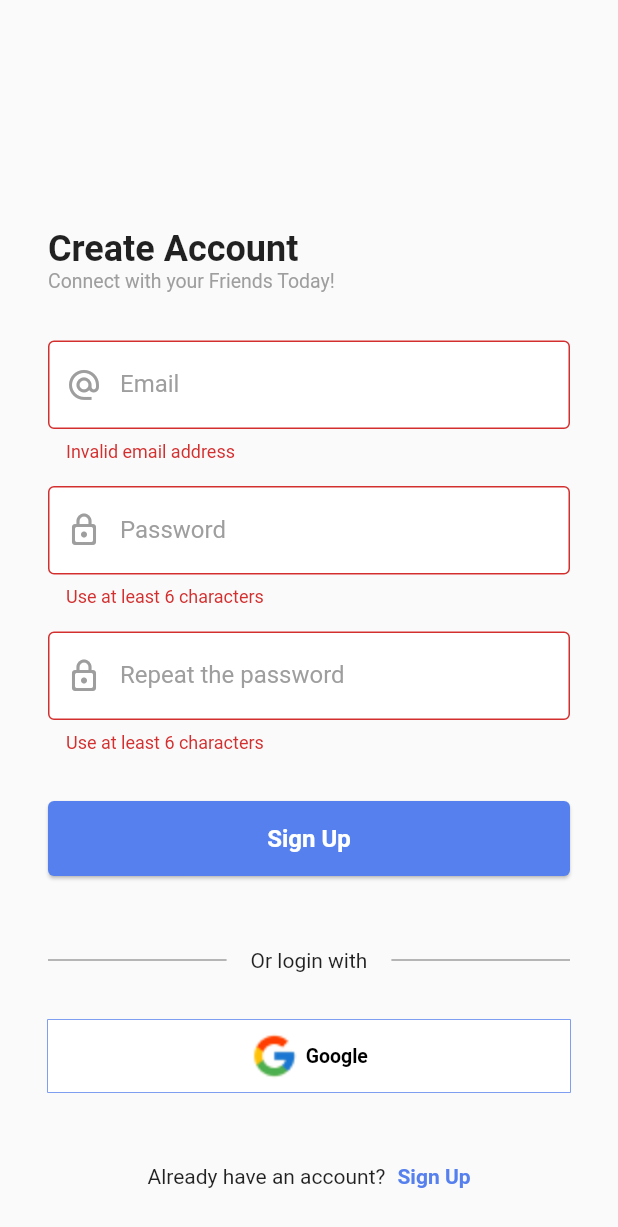
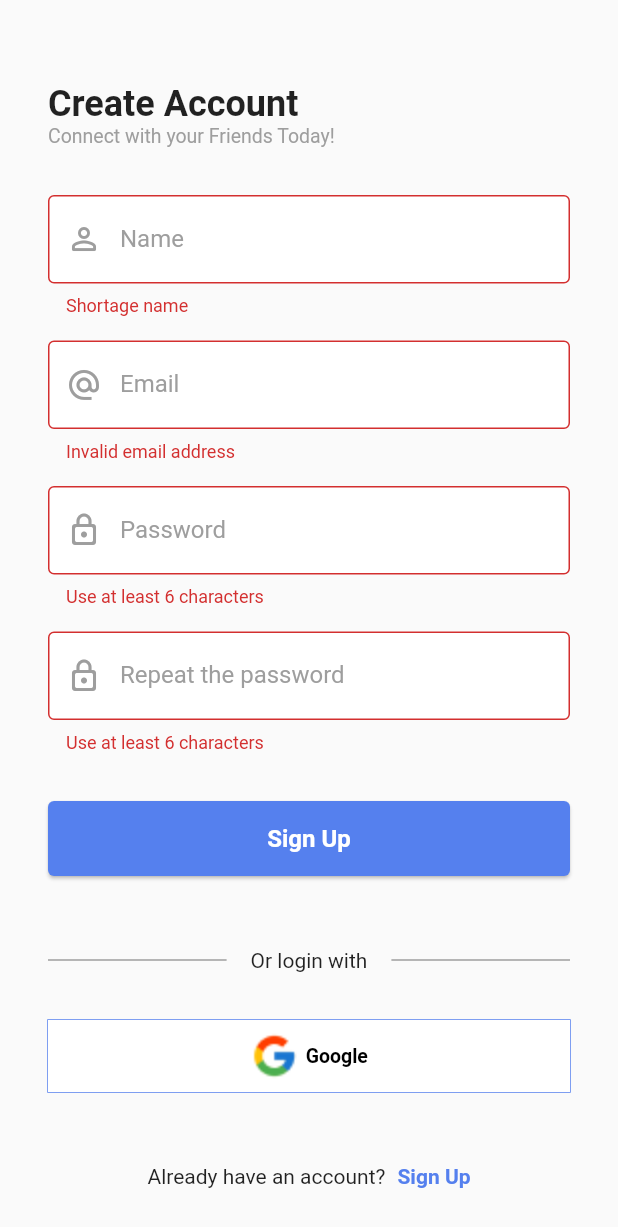
Before and after one commit to Sokhibjon18/WePay-DDD-Testing, a Flutter app: the SignUpPage screen opened by its route, after a tap on "Sign Up", on a phone screen of 412 x 824 dp. Shown: the top 1227 px of the screen. Run offline on Flutter 3.47's test engine with Material 2 defaults, Android fonts, the phone set to English and light mode, and no system bars; our stand-ins replace another_flushbar, auto_route, cloud_firestore, dartz, email_validator, firebase_auth and 6 more; accounts and stored records are empty.

Commit message:
added name to user

```diff
--- a/lib/application/auth/auth_bloc.dart
+++ b/lib/application/auth/auth_bloc.dart
@@ -33,17 +33,25 @@ class AuthBloc extends Bloc<AuthEvent, AuthState> {
         authFailureOrSuccessOption: none(),
       ));
     });
+    on<NameChanged>((event, emit) {
+      emit(state.copyWith(
+        name: Name(event.name),
+        authFailureOrSuccessOption: none(),
+      ));
+    });
     on<ResigisterWithEmailAndPassword>((event, emit) async {
       Either<AuthFailure, Unit>? failureOrSuccess;
 
       final emailIsValid = state.emailAddress.isValid();
       final passwordIsValid = state.password.isValid();
       final repeatedPaswordIsValid = state.repeatedPassword.isValid();
+      final nameIsValid = state.name.isValid();
 
-      if (emailIsValid && passwordIsValid && repeatedPaswordIsValid) {
+      if (emailIsValid && passwordIsValid && repeatedPaswordIsValid && nameIsValid) {
         emit(state.copyWith(isSubmitting: true, authFailureOrSuccessOption: none()));
 
         failureOrSuccess = await _authFacade.registerWithEmailAndPassword(
+          name: state.name,
           email: state.emailAddress,
           password: state.password,
         );
--- a/lib/application/auth/auth_event.dart
+++ b/lib/application/auth/auth_event.dart
@@ -6,6 +6,7 @@ class AuthEvent with _$AuthEvent {
   const factory AuthEvent.passwordChanged(String password) = PasswordChanged;
   const factory AuthEvent.repeatedPasswordChanged(String repeatedPassword) =
       RepeatedPasswordChanged;
+  const factory AuthEvent.nameChanged(String name) = NameChanged;
   const factory AuthEvent.registerWithEmailAndPassword() = ResigisterWithEmailAndPassword;
   const factory AuthEvent.signInWithEmailAndPassword() = SignInWithEmailAndPassword;
   const factory AuthEvent.signInWithGoogle() = SignInWithGoogle;
--- a/lib/application/auth/auth_state.dart
+++ b/lib/application/auth/auth_state.dart
@@ -4,6 +4,7 @@ part of 'auth_bloc.dart';
 class AuthState with _$AuthState {
   const factory AuthState({
     required EmailAddress emailAddress,
+    required Name name,
     required Password password,
     required Password repeatedPassword,
     required bool showErrorMessage,
@@ -13,6 +14,7 @@ class AuthState with _$AuthState {
 
   factory AuthState.initial() => AuthState(
         emailAddress: EmailAddress(''),
+        name: Name(''),
         password: Password(''),
         repeatedPassword: Password(''),
         showErrorMessage: false,
--- a/lib/domain/auth/i_auth_facade.dart
+++ b/lib/domain/auth/i_auth_facade.dart
@@ -6,6 +6,7 @@ import 'package:we_pay/domain/auth/value_objects.dart';
 abstract class IAuthFacade {
   Future<Option<User>> getSignedUser();
   Future<Either<AuthFailure, Unit>> registerWithEmailAndPassword({
+    required Name name,
     required EmailAddress email,
     required Password password,
   });
--- a/lib/domain/auth/value_objects.dart
+++ b/lib/domain/auth/value_objects.dart
@@ -28,3 +28,14 @@ class Password extends ValueObject {
     return Password._(validateTwoPasswords(repeatedPassword, password));
   }
 }
+
+class Name extends ValueObject {
+  @override
+  final Either<ValueFailure, String> value;
+
+  const Name._(this.value);
+
+  factory Name(String input) {
+    return Name._(validateName(input));
+  }
+}
--- a/lib/domain/core/value_failure.dart
+++ b/lib/domain/core/value_failure.dart
@@ -9,4 +9,5 @@ abstract class ValueFailure<T> with _$ValueFailure {
   const factory ValueFailure.invalidEmail() = InvalidEmail;
   const factory ValueFailure.shortPassword({required int minLength}) = ShortPassword;
   const factory ValueFailure.paswordsAreNotSame() = PaswordsAreNotSame;
+  const factory ValueFailure.shortageName() = ShortageName;
 }
--- a/lib/domain/core/value_validators.dart
+++ b/lib/domain/core/value_validators.dart
@@ -32,3 +32,7 @@ Either<ValueFailure<String>, String> validateTwoPasswords(Password password, Str
 Either<ValueFailure<String>, String> validateEmail(String input) {
   return EmailValidator.validate(input) ? right(input) : left(const ValueFailure.invalidEmail());
 }
+
+Either<ValueFailure<String>, String> validateName(String input) {
+  return input.length < 3 ? left(const ValueFailure.shortageName()) : right(input);
+}
--- a/lib/domain/models/user_model/user_model.dart
+++ b/lib/domain/models/user_model/user_model.dart
@@ -11,6 +11,7 @@ abstract class UserModel implements _$UserModel {
 
   const factory UserModel({
     required String uid,
+    required String name,
     @Default([]) List<Apartment> ownedApartments,
     @ServerTimestampConverter() required FieldValue serverTimeStamp,
   }) = _UserModel;
--- a/lib/infrastructure/auth/firebase_auth_facade.dart
+++ b/lib/infrastructure/auth/firebase_auth_facade.dart
@@ -1,4 +1,3 @@
-import 'dart:convert';
 import 'dart:developer';
 
 import 'package:cloud_firestore/cloud_firestore.dart';
@@ -25,6 +24,7 @@ class FirebaseAuthFacade implements IAuthFacade {
 
   @override
   Future<Either<AuthFailure, Unit>> registerWithEmailAndPassword({
+    required Name name,
     required EmailAddress email,
     required Password password,
   }) async {
@@ -33,7 +33,7 @@ class FirebaseAuthFacade implements IAuthFacade {
         email: email.getRight(),
         password: password.getRight(),
       );
-      saveOrUpdateUser();
+      saveOrUpdateUser(name: name.getRight());
       return right(unit);
     } on FirebaseException catch (e) {
       return e.code == 'email-already-in-use'
@@ -84,7 +84,7 @@ class FirebaseAuthFacade implements IAuthFacade {
   }
 
   @override
-  Future<void> saveOrUpdateUser() async {
+  Future<void> saveOrUpdateUser({String? name}) async {
     try {
       String uid = _auth.currentUser!.uid;
       final user = await _firestore.collection('user').doc(uid).get();
@@ -92,7 +92,8 @@ class FirebaseAuthFacade implements IAuthFacade {
         UserModel userModel = UserModel.fromJson(user.data()!);
         _firestore.updateUser(userModel);
       } else {
-        UserModel userModel = UserModel(uid: uid, serverTimeStamp: FieldValue.serverTimestamp());
+        UserModel userModel =
+            UserModel(uid: uid, name: name!, serverTimeStamp: FieldValue.serverTimestamp());
         _firestore.setUser(userModel);
       }
     } on FirebaseException catch (e) {
--- a/lib/presentation/auth/forms/sign_up_form.dart
+++ b/lib/presentation/auth/forms/sign_up_form.dart
@@ -33,6 +33,29 @@ class SignUpForm extends StatelessWidget {
               : AutovalidateMode.disabled,
           child: Column(
             children: [
+              TextFormField(
+                autocorrect: false,
+                cursorColor: Colors.blue,
+                onChanged: (value) => context.read<AuthBloc>().add(NameChanged(value)),
+                validator: (_) => context.read<AuthBloc>().state.name.value.fold(
+                      (f) => f.maybeMap(
+                        shortageName: (value) => 'Shortage name',
+                        orElse: () => null,
+                      ),
+                      (r) => null,
+                    ),
+                decoration: InputDecoration(
+                  prefixIcon: const Icon(Icons.person_outline_rounded, color: Colors.grey),
+                  label: const Text('Name'),
+                  labelStyle: const TextStyle(color: Colors.grey),
+                  filled: true,
+                  fillColor: Colors.white,
+                  border: OutlineInputBorder(
+                    borderSide: BorderSide(width: 1, color: Colors.grey[100]!),
+                  ),
+                ),
+              ),
+              const SizedBox(height: 16),
               TextFormField(
                 autocorrect: false,
                 cursorColor: Colors.blue,
--- a/lib/presentation/auth/sign_up_page.dart
+++ b/lib/presentation/auth/sign_up_page.dart
@@ -16,7 +16,9 @@ class SignUpPage extends StatelessWidget {
       body: SingleChildScrollView(
         child: Container(
           padding: const EdgeInsets.all(32.0),
-          height: MediaQuery.of(context).size.height,
+          constraints: BoxConstraints(
+            minHeight: MediaQuery.of(context).size.height,
+          ),
           child: Column(
             crossAxisAlignment: CrossAxisAlignment.start,
             mainAxisAlignment: MainAxisAlignment.end,
```
Also changed, not shown: lib/application/auth/auth_bloc.freezed.dart, lib/domain/core/value_failure.freezed.dart, lib/domain/models/user_model/user_model.freezed.dart, lib/domain/models/user_model/user_model.g.dart.
